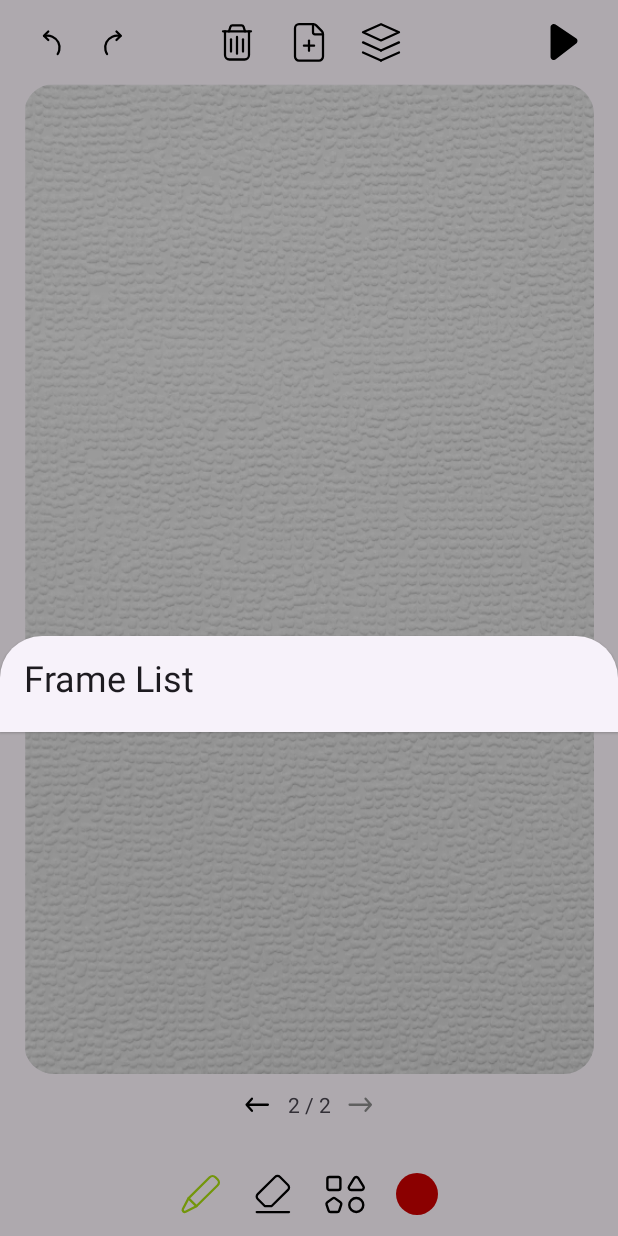
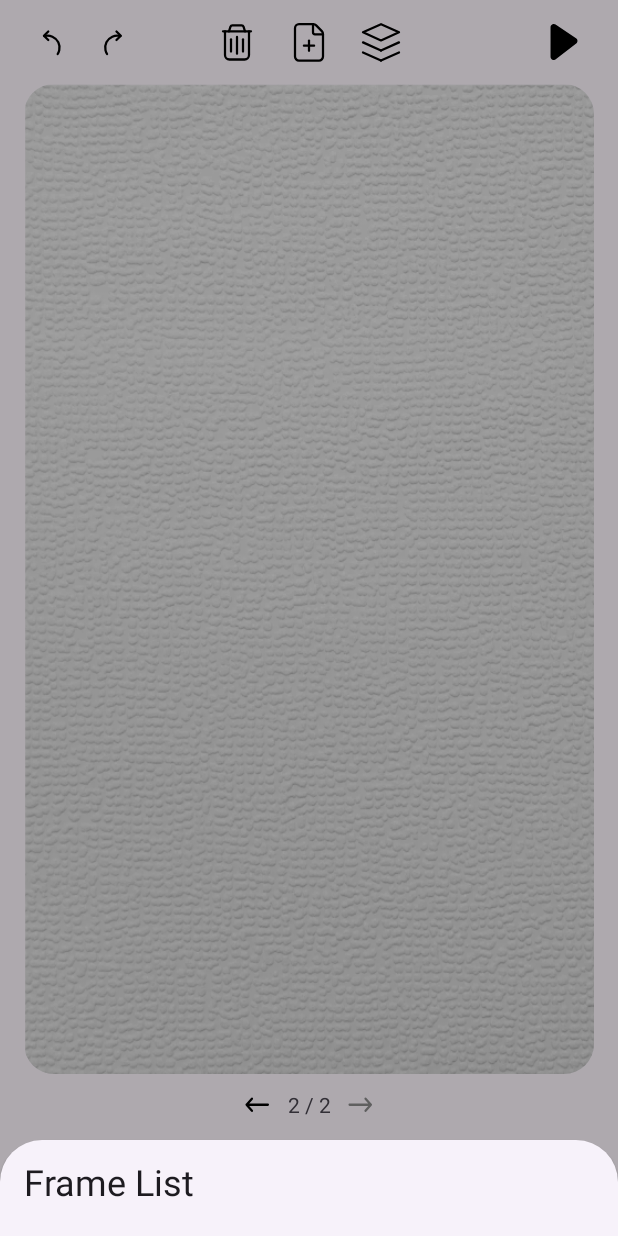
Before and after one commit to alexanderbliznyuk/LivePictures, an Android app: the screen it shows after launch (MainActivity), after a tap on an icon or button, on a phone screen of 412 x 824 dp. Run offline under Robolectric (Android 15) with nearby library versions, the phone set to English and light mode, and no system bars; our stand-ins replace Dagger/Hilt's generated code, Room's generated code, paging; 1 statement that could not run was skipped; 1 other tap on this screen came first.

Commit message:
fix frame list bottom sheet is transparent

```diff
--- a/app/src/main/java/com/blizniuk/livepictures/ui/framelist/FrameListFragment.kt
+++ b/app/src/main/java/com/blizniuk/livepictures/ui/framelist/FrameListFragment.kt
@@ -39,7 +39,7 @@ class FrameListFragment : BottomSheetDialogFragment() {
         (dialog as? BottomSheetDialog)?.apply {
             behavior.state = BottomSheetBehavior.STATE_COLLAPSED
             behavior.isDraggable = true
-            behavior.isFitToContents = false
+            behavior.isFitToContents = true
             behavior.peekHeight = resources.getDimensionPixelSize(R.dimen.frame_list_peek_height)
         }
 
--- a/app/src/main/res/values/dimens.xml
+++ b/app/src/main/res/values/dimens.xml
@@ -3,7 +3,7 @@
     <dimen name="color_picker_color_size">28dp</dimen>
     <dimen name="canvas_round_corners_radius">20dp</dimen>
 
-    <dimen name="frame_list_peek_height">400dp</dimen>
+    <dimen name="frame_list_peek_height">450dp</dimen>
     <dimen name="frame_list_item_spacing">4dp</dimen>
 
     <dimen name="selection_border_corners_radius">8dp</dimen>
```
